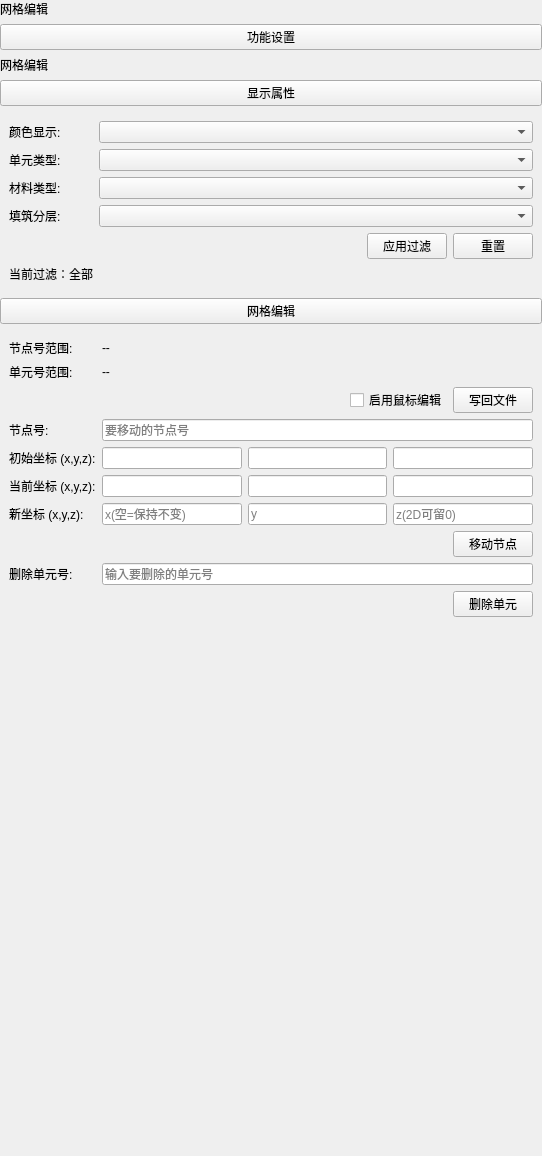
Qt form plugins/Base_Mesh/GridEditingWidget.ui (asd977/base_cae) before a commit.
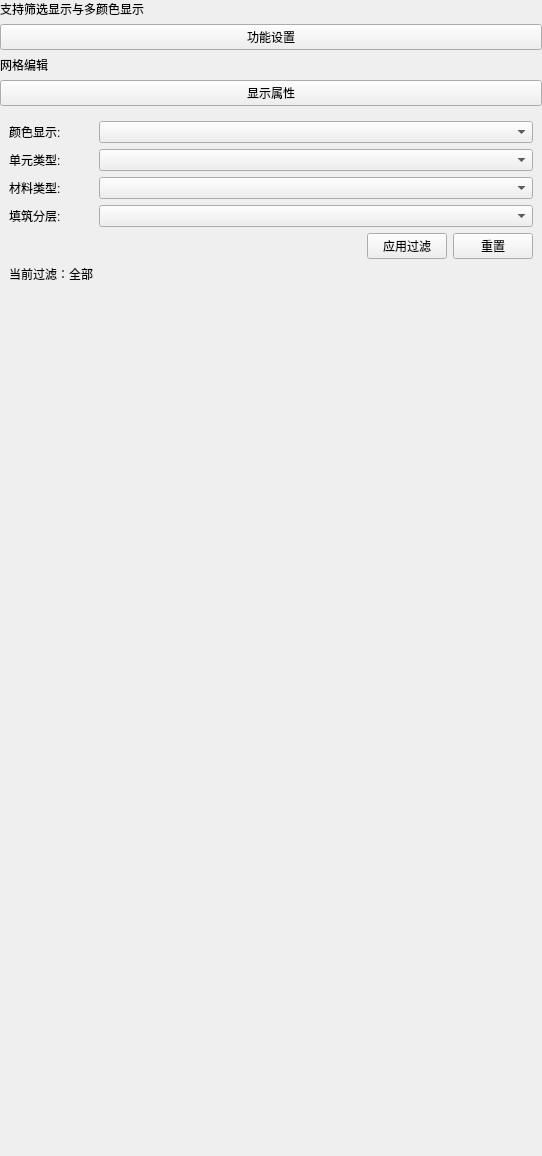
The same form after that commit.

Commit message: 精简GridEditingWidget：移除网格编辑仅保留筛选与多颜色显示

Patch:
```diff
--- a/plugins/Base_Mesh/GridEditingWidget.ui
+++ b/plugins/Base_Mesh/GridEditingWidget.ui
@@ -29,7 +29,7 @@
       <item>
     <widget class="QLabel" name="pageNameLabel">
      <property name="text">
-      <string>网格编辑</string>
+      <string>支持筛选显示与多颜色显示</string>
      </property>
     </widget>
    </item>
@@ -171,251 +171,7 @@
      </layout>
     </widget>
    </item>
-      <item>
-    <widget class="QPushButton" name="pushButton_3">
-     <property name="text">
-      <string>网格编辑</string>
-     </property>
-    </widget>
-   </item>
-   <item>
-    <widget class="QWidget" name="widget" native="true">
-     <layout class="QGridLayout" name="gridLayout">
-      <item row="1" column="0">
-       <widget class="QLabel" name="labelElemRangeTitle">
-        <property name="text">
-         <string>单元号范围:</string>
-        </property>
-       </widget>
-      </item>
-      <item row="4" column="1">
-       <layout class="QHBoxLayout" name="horizontalLayoutNodeCoord0">
-        <item>
-         <widget class="QLineEdit" name="lineEditNodeX0">
-          <property name="readOnly">
-           <bool>true</bool>
-          </property>
-         </widget>
-        </item>
-        <item>
-         <widget class="QLineEdit" name="lineEditNodeY0">
-          <property name="readOnly">
-           <bool>true</bool>
-          </property>
-         </widget>
-        </item>
-        <item>
-         <widget class="QLineEdit" name="lineEditNodeZ0">
-          <property name="readOnly">
-           <bool>true</bool>
-          </property>
-         </widget>
-        </item>
-       </layout>
-      </item>
-      <item row="3" column="0">
-       <widget class="QLabel" name="labelMoveNodeId">
-        <property name="text">
-         <string>节点号:</string>
-        </property>
-       </widget>
-      </item>
-      <item row="9" column="1">
-       <widget class="QLineEdit" name="lineEditDeleteElemId">
-        <property name="placeholderText">
-         <string>输入要删除的单元号</string>
-        </property>
-       </widget>
-      </item>
-      <item row="9" column="0">
-       <widget class="QLabel" name="labelDeleteElem">
-        <property name="text">
-         <string>删除单元号:</string>
-        </property>
-       </widget>
-      </item>
-      <item row="3" column="1">
-       <widget class="QLineEdit" name="lineEditMoveNodeId">
-        <property name="placeholderText">
-         <string>要移动的节点号</string>
-        </property>
-       </widget>
-      </item>
-      <item row="4" column="0">
-       <widget class="QLabel" name="labelNodeCoord0">
-        <property name="text">
-         <string>初始坐标 (x,y,z):</string>
-        </property>
-       </widget>
-      </item>
-      <item row="6" column="1">
-       <layout class="QHBoxLayout" name="horizontalLayoutNewCoord">
-        <item>
-         <widget class="QLineEdit" name="lineEditNewX">
-          <property name="placeholderText">
-           <string>x(空=保持不变)</string>
-          </property>
-         </widget>
-        </item>
-        <item>
-         <widget class="QLineEdit" name="lineEditNewY">
-          <property name="placeholderText">
-           <string>y</string>
-          </property>
-         </widget>
-        </item>
-        <item>
-         <widget class="QLineEdit" name="lineEditNewZ">
-          <property name="placeholderText">
-           <string>z(2D可留0)</string>
-          </property>
-         </widget>
-        </item>
-       </layout>
-      </item>
-      <item row="2" column="0" colspan="2">
-       <layout class="QHBoxLayout" name="horizontalLayout">
-        <item>
-         <spacer name="horizontalSpacer_5">
-          <property name="orientation">
-           <enum>Qt::Horizontal</enum>
-          </property>
-          <property name="sizeHint" stdset="0">
-           <size>
-            <width>40</width>
-            <height>20</height>
-           </size>
-          </property>
-         </spacer>
-        </item>
-        <item>
-         <widget class="QCheckBox" name="checkBoxEnablePicking">
-          <property name="text">
-           <string>启用鼠标编辑</string>
-          </property>
-         </widget>
-        </item>
-        <item>
-         <widget class="QPushButton" name="pushButtonSave">
-          <property name="text">
-           <string>写回文件</string>
-          </property>
-         </widget>
-        </item>
-       </layout>
-      </item>
-      <item row="5" column="1">
-       <layout class="QHBoxLayout" name="horizontalLayoutNodeCoordCur">
-        <item>
-         <widget class="QLineEdit" name="lineEditNodeXCur">
-          <property name="readOnly">
-           <bool>true</bool>
-          </property>
-         </widget>
-        </item>
-        <item>
-         <widget class="QLineEdit" name="lineEditNodeYCur">
-          <property name="readOnly">
-           <bool>true</bool>
-          </property>
-         </widget>
-        </item>
-        <item>
-         <widget class="QLineEdit" name="lineEditNodeZCur">
-          <property name="readOnly">
-           <bool>true</bool>
-          </property>
-         </widget>
-        </item>
-       </layout>
-      </item>
-      <item row="8" column="0" colspan="2">
-       <layout class="QHBoxLayout" name="horizontalLayout_6">
-        <item>
-         <spacer name="horizontalSpacer_6">
-          <property name="orientation">
-           <enum>Qt::Horizontal</enum>
-          </property>
-          <property name="sizeHint" stdset="0">
-           <size>
-            <width>40</width>
-            <height>20</height>
-           </size>
-          </property>
-         </spacer>
-        </item>
-        <item>
-         <widget class="QPushButton" name="pushButtonMoveNode">
-          <property name="text">
-           <string>移动节点</string>
-          </property>
-         </widget>
-        </item>
-       </layout>
-      </item>
-      <item row="5" column="0">
-       <widget class="QLabel" name="labelNodeCoordCur">
-        <property name="text">
-         <string>当前坐标 (x,y,z):</string>
-        </property>
-       </widget>
-      </item>
-      <item row="0" column="0">
-       <widget class="QLabel" name="labelNodeRangeTitle">
-        <property name="text">
-         <string>节点号范围:</string>
-        </property>
-       </widget>
-      </item>
-      <item row="0" column="1">
-       <widget class="QLabel" name="labelNodeRangeValue">
-        <property name="text">
-         <string>--</string>
-        </property>
-       </widget>
-      </item>
-      <item row="10" column="0" colspan="2">
-       <layout class="QHBoxLayout" name="horizontalLayout_5">
-        <item>
-         <spacer name="horizontalSpacer_3">
-          <property name="orientation">
-           <enum>Qt::Horizontal</enum>
-          </property>
-          <property name="sizeHint" stdset="0">
-           <size>
-            <width>40</width>
-            <height>20</height>
-           </size>
-          </property>
-         </spacer>
-        </item>
-        <item>
-         <widget class="QPushButton" name="pushButtonDeleteElem">
-          <property name="text">
-           <string>删除单元</string>
-          </property>
-         </widget>
-        </item>
-       </layout>
-      </item>
-      <item row="1" column="1">
-       <widget class="QLabel" name="labelElemRangeValue">
-        <property name="text">
-         <string>--</string>
-        </property>
-       </widget>
-      </item>
-      <item row="6" column="0">
-       <widget class="QLabel" name="labelNewCoord">
-        <property name="text">
-         <string>新坐标 (x,y,z):</string>
-        </property>
-       </widget>
-      </item>
-     </layout>
-    </widget>
-   </item>
-   <item>
+         <item>
     <spacer name="verticalSpacer">
      <property name="sizeHint" stdset="0">
       <size>
```
The commit also changes 2 other files.
